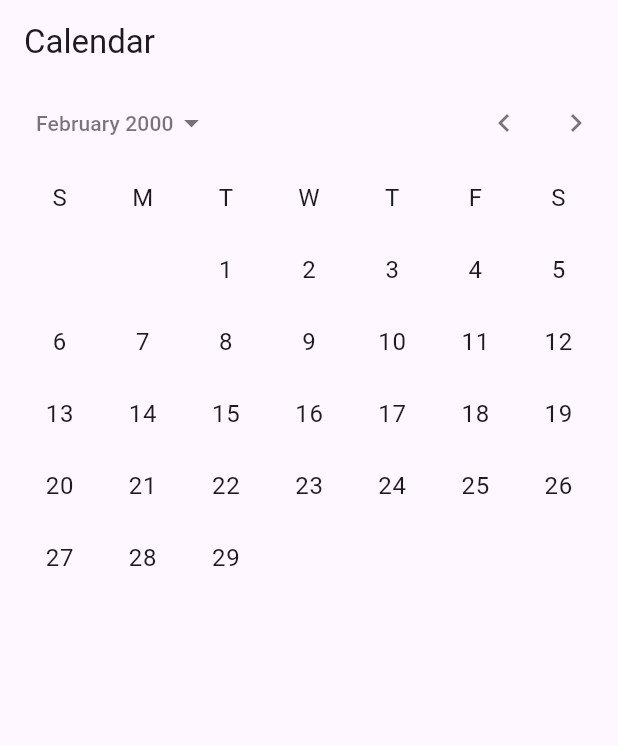
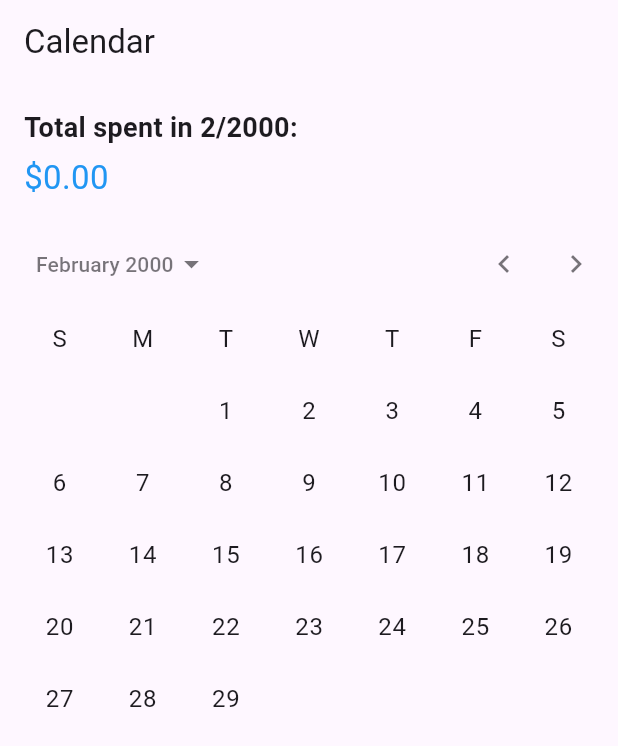
Before and after one commit to aminLuis/expense_record, a Flutter app: the CalendarScreen screen opened directly, after a tap on the "chevron right" icon, on a phone screen of 412 x 824 dp. Shown: the top 746 px of the screen. Run offline on Flutter 3.47's test engine with Material 3 defaults, Android fonts, the phone set to English and light mode, and no system bars.

Commit message:
Add total dayly expenses

```diff
--- a/lib/screens/calendar_screen.dart
+++ b/lib/screens/calendar_screen.dart
@@ -1,12 +1,96 @@
+import 'package:expense_record/screens/expense_form_screen.dart';
+import 'package:expense_record/services/file_storage.dart';
 import 'package:expense_record/widgets/calendar_widget.dart';
 import 'package:flutter/material.dart';
 
-class CalendarScreen extends StatelessWidget {
+class CalendarScreen extends StatefulWidget {
+  @override
+  _CalendarScreenState createState() => _CalendarScreenState();
+}
+
+class _CalendarScreenState extends State<CalendarScreen> {
+  DateTime _selectedMonth = DateTime.now();
+  double _monthlyTotal = 0.0;
+  DateTime _selectedDate = DateTime.now();
+
+  @override
+  void initState() {
+    super.initState();
+    _loadMonthlyTotal();
+  }
+
+  void _loadMonthlyTotal() async {
+    final allExpenses = await FileStorage.loadExpenses();
+
+    setState(() {
+      _monthlyTotal = allExpenses
+      .where((expense) =>
+        expense.date.year == _selectedMonth.year &&
+        expense.date.month == _selectedMonth.month)
+        .fold(0.0, (sum, expense) => sum + expense.amount);
+    });
+  }
+
+  void _onDateSelected(DateTime selectedDate) {
+    print('_selectedDate ${_selectedDate} < -- > selectedDate ${selectedDate}');
+    if (_selectedDate.year == selectedDate.year) {
+      Navigator.push(
+        context,
+        MaterialPageRoute(
+          builder: (context) => ExpenseFormScreen(date: selectedDate),
+        ),
+      ).then((_) {
+        _loadMonthlyTotal();
+      });
+    } else {
+      setState(() {
+        _selectedDate = selectedDate;
+      });
+    }
+  }
+
+  void _onMonthChanged(DateTime newDate) {
+    setState(() {
+      _selectedMonth = DateTime(newDate.year, newDate.month);
+      _loadMonthlyTotal();
+    });
+  }
+
   @override
   Widget build(BuildContext context) {
     return Scaffold(
-      appBar: AppBar(title: Text('Calendar')),
-      body: CalendarWidget(),
+      appBar: AppBar(
+        title: Text('Calendar'),
+      ),
+      body: Column(
+        crossAxisAlignment: CrossAxisAlignment.stretch,
+        children: [
+          Padding (
+            padding: const EdgeInsets.all(16.0),
+            child: Column(
+              crossAxisAlignment: CrossAxisAlignment.start,
+              children: [
+                Text(
+                  'Total spent in ${_selectedMonth.month}/${_selectedMonth.year}:',
+                  style: TextStyle(fontSize: 18, fontWeight: FontWeight.bold),
+                ),
+                SizedBox(height: 5),
+                Text(
+                  '\$${_monthlyTotal.toStringAsFixed(2)}',
+                  style: TextStyle(fontSize: 22, color: Colors.blue),
+                )
+              ],
+            ),
+          ),
+          Expanded(
+            child: CalendarWidget(
+              onMonthChanged: _onMonthChanged,
+              onDateSelected: _onDateSelected,
+            ),
+            )
+        ],
+      ),
     );
   }
+
 }
--- a/lib/widgets/calendar_widget.dart
+++ b/lib/widgets/calendar_widget.dart
@@ -1,13 +1,13 @@
-import 'package:expense_record/screens/expense_form_screen.dart';
 import 'package:flutter/material.dart';
 
-class CalendarWidget extends StatefulWidget {
-  @override
-  _CalendarWidgetState createState() => _CalendarWidgetState();
-}
+class CalendarWidget extends StatelessWidget {
+  final Function(DateTime) onMonthChanged;
+  final Function(DateTime) onDateSelected;
 
-class _CalendarWidgetState extends State<CalendarWidget> {
-  DateTime _selectedDate = DateTime.now();
+  CalendarWidget({
+    required this.onMonthChanged,
+    required this.onDateSelected
+  });
 
   @override
   Widget build(BuildContext context) {
@@ -16,19 +16,12 @@ class _CalendarWidgetState extends State<CalendarWidget> {
       firstDate: DateTime(2000),
       lastDate: DateTime(2100),
       onDateChanged: (selectedDate) {
-        if (_selectedDate.year == selectedDate.year) {
-              Navigator.push(
-              context,
-              MaterialPageRoute(
-                builder: (context) => ExpenseFormScreen(date: selectedDate)
-              )
-            );
-        } else {
-          setState(() {
-            _selectedDate = selectedDate;
-          });
-        }
-      }
+        onMonthChanged(selectedDate);
+        onDateSelected(selectedDate);
+      },
+      onDisplayedMonthChanged: (newMonth){
+        onMonthChanged(newMonth);
+      },
     );
   }
 }
```
